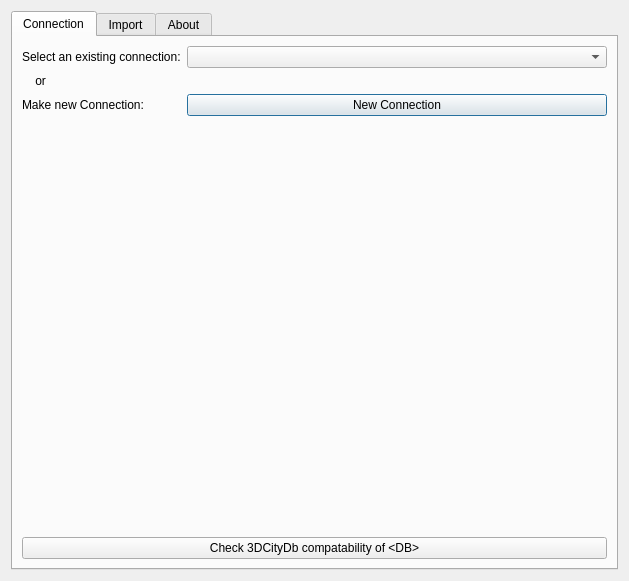
Before: the Qt Designer form citydb_loader_dialog_base.ui in tudelft3d/3DCityDB-Tools-for-QGIS, drawn with Qt 5.
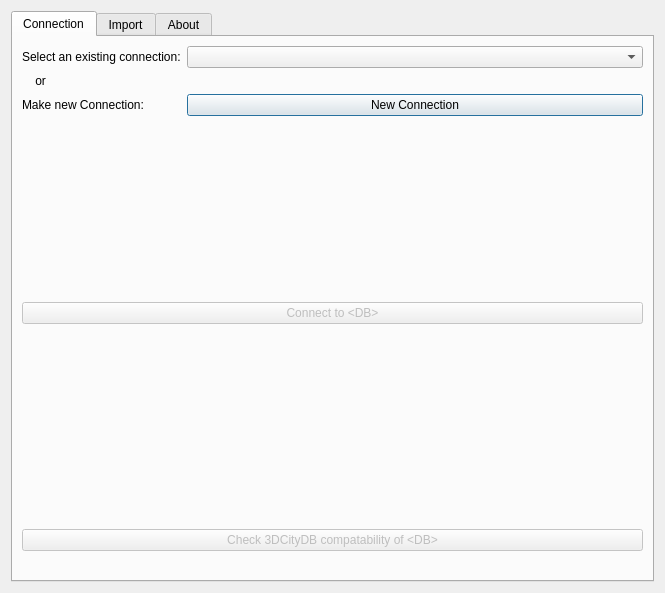
After: the same form once the commit is applied. Icons and pictures are not drawn. Custom widgets are drawn as their Qt base class.

Commit message:
Break connect and check GUI button
-Before: connect to db and check if it is 3DCityDB were implemented together
-After: Different buttons for DB connection check and 3DCityDB check

The edit to the form file:
```diff
--- a/citydb_loader_dialog_base.ui
+++ b/citydb_loader_dialog_base.ui
@@ -6,8 +6,8 @@
    <rect>
     <x>0</x>
     <y>0</y>
-    <width>629</width>
-    <height>581</height>
+    <width>665</width>
+    <height>593</height>
    </rect>
   </property>
   <property name="minimumSize">
@@ -126,10 +126,63 @@
          </item>
         </layout>
        </item>
+       <item>
+        <spacer name="verticalSpacer_2">
+         <property name="orientation">
+          <enum>Qt::Vertical</enum>
+         </property>
+         <property name="sizeHint" stdset="0">
+          <size>
+           <width>20</width>
+           <height>40</height>
+          </size>
+         </property>
+        </spacer>
+       </item>
+       <item>
+        <widget class="QPushButton" name="btnCheckConn">
+         <property name="enabled">
+          <bool>false</bool>
+         </property>
+         <property name="text">
+          <string>Connect to &lt;DB&gt;</string>
+         </property>
+        </widget>
+       </item>
+       <item>
+        <widget class="QLabel" name="lblConnection">
+         <property name="text">
+          <string/>
+         </property>
+        </widget>
+       </item>
+       <item>
+        <spacer name="verticalSpacer">
+         <property name="orientation">
+          <enum>Qt::Vertical</enum>
+         </property>
+         <property name="sizeHint" stdset="0">
+          <size>
+           <width>20</width>
+           <height>40</height>
+          </size>
+         </property>
+        </spacer>
+       </item>
        <item>
         <widget class="QPushButton" name="btnCeckCityDB">
+         <property name="enabled">
+          <bool>false</bool>
+         </property>
          <property name="text">
-          <string>Check 3DCityDb compatability of &lt;DB&gt;</string>
+          <string>Check 3DCityDB compatability of &lt;DB&gt;</string>
+         </property>
+        </widget>
+       </item>
+       <item>
+        <widget class="QLabel" name="lblCityDbStatus">
+         <property name="text">
+          <string/>
          </property>
         </widget>
        </item>
```
Left out of the diff: 14 changed lines with no effect on the pictures.
